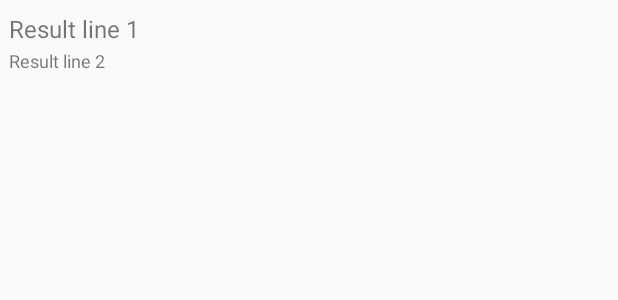
After one commit to felixlapierre/campus-guide, an Android app: the layout search_result_item.xml on its own in the app's theme, with its tools: preview values and no code run, on a phone screen of 412 x 824 dp. The commit adds this screen. Shown: the top 300 px of the screen. Run offline under Robolectric (Android 15) with nearby library versions, the phone set to English and light mode, and no system bars.

Commit message:
Added a custom layout to list items to show secondary text aswell

```diff
--- /dev/null
+++ b/app/src/main/res/layout/search_result_item.xml
@@ -0,0 +1,29 @@
+<?xml version="1.0" encoding="utf-8"?>
+<RelativeLayout xmlns:android="http://schemas.android.com/apk/res/android"
+    android:layout_width="fill_parent"
+    android:layout_height="?android:attr/listPreferredItemHeight"
+    android:padding="6dip" >
+
+    <TextView
+        android:id="@+id/secondLine"
+        android:layout_width="fill_parent"
+        android:layout_height="26dip"
+        android:layout_alignParentBottom="true"
+        android:layout_alignParentRight="true"
+        android:singleLine="true"
+        android:text="Result line 2"
+        android:textSize="12sp" />
+
+    <TextView
+        android:id="@+id/firstLine"
+        android:layout_width="fill_parent"
+        android:layout_height="wrap_content"
+        android:layout_above="@id/secondLine"
+        android:layout_alignParentRight="true"
+        android:layout_alignParentTop="true"
+        android:layout_alignWithParentIfMissing="true"
+        android:gravity="center_vertical"
+        android:text="Result line 1"
+        android:textSize="16sp" />
+
+</RelativeLayout>
```
Also changed, not shown: app/src/main/java/com/example/campusguide/search/CustomSearchActivity.kt (+11 -9 lines), app/src/main/java/com/example/campusguide/search/SearchResult.kt (added, +7 -0 lines), app/src/main/java/com/example/campusguide/search/SearchResultAdapter.kt (added, +47 -0 lines).
